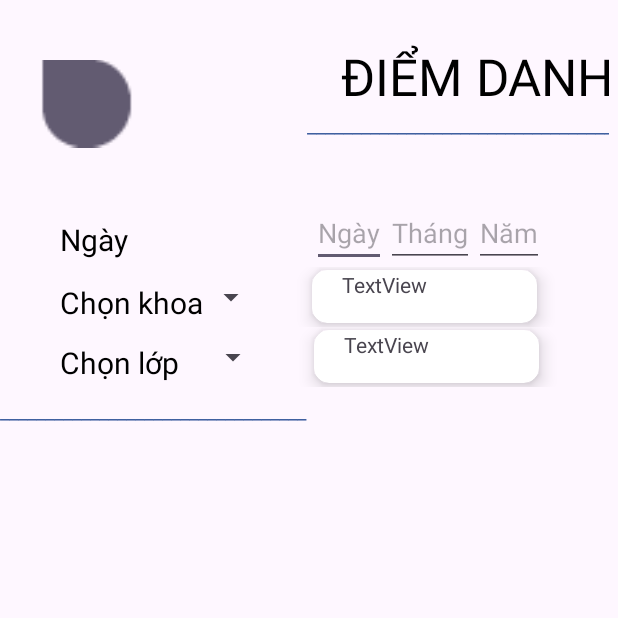
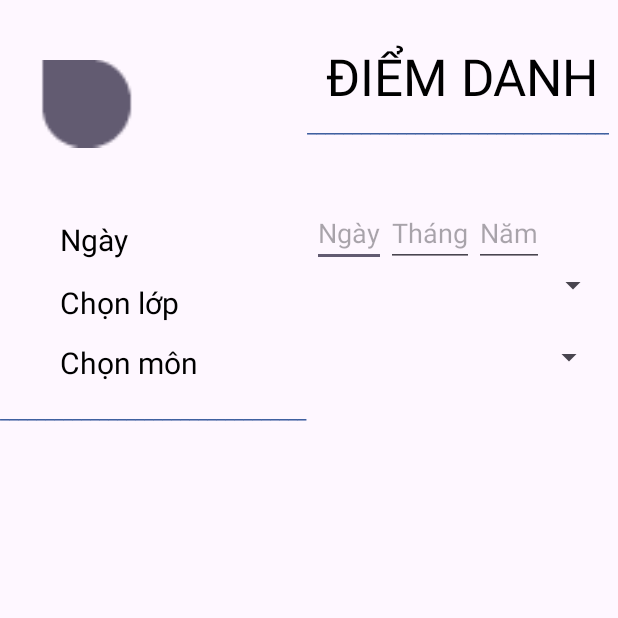
Before and after one commit to vinh333/Quanlysinhvien_app, an Android app: the screen it shows after launch (Diemdanhsv), on a phone screen of 412 x 824 dp, the top half of it. Run offline under Robolectric (Android 15) with nearby library versions, the phone set to English and light mode, and no system bars; our stand-ins replace Firebase (no records; nobody signed in at launch, a user with empty details on screens opened directly).

Commit message:
dang lam tinh nang diem danh

```diff
--- a/app/src/main/java/com/example/quanlysinhvien_app/Adapter/DiemDanhAdapter.java
+++ b/app/src/main/java/com/example/quanlysinhvien_app/Adapter/DiemDanhAdapter.java
@@ -12,19 +12,19 @@ import android.widget.TextView;
 import androidx.annotation.NonNull;
 import androidx.annotation.Nullable;
 
-import com.example.quanlysinhvien_app.Database.SinhVien;
+import com.example.quanlysinhvien_app.Database.Diemdanh;
 import com.example.quanlysinhvien_app.R;
 
 import java.util.List;
 
-public class DiemDanhAdapter extends ArrayAdapter<SinhVien> {
+public class DiemDanhAdapter extends ArrayAdapter<Diemdanh> {
 
-    private List<SinhVien> sinhVienList;
+    private List<Diemdanh> diemdanhList;
     private Context context;
 
-    public DiemDanhAdapter(Context context, List<SinhVien> sinhVienList) {
-        super(context, R.layout.list_item_diemdanh, sinhVienList);
-        this.sinhVienList = sinhVienList;
+    public DiemDanhAdapter(Context context, List<Diemdanh> diemdanhList) {
+        super(context, R.layout.list_item_diemdanh, diemdanhList);
+        this.diemdanhList = diemdanhList;
         this.context = context;
     }
 
@@ -36,16 +36,16 @@ public class DiemDanhAdapter extends ArrayAdapter<SinhVien> {
             convertView = inflater.inflate(R.layout.list_item_diemdanh, parent, false);
         }
 
-        SinhVien sinhVien = sinhVienList.get(position);
+        Diemdanh diemdanh = diemdanhList.get(position);
 
         CheckBox checkBoxDiemDanh = convertView.findViewById(R.id.checkbox_diemdanh);
         TextView textViewTenSV = convertView.findViewById(R.id.textView_diemdanh_tensv);
         EditText editTextGhiChu = convertView.findViewById(R.id.textView_diemdanh_note);
 
         // Đặt dữ liệu cho các thành phần trong layout
-        textViewTenSV.setText(sinhVien.getHotensv());
-//        checkBoxDiemDanh.setChecked(sinhVien.isDiemDanh());
-//        editTextGhiChu.setText(sinhVien.getGhiChu());
+        textViewTenSV.setText(diemdanh.getMasv()); // Thay thế bằng phương thức lấy tên sinh viên từ Diemdanh
+        checkBoxDiemDanh.setChecked(diemdanh.isTinhtrangdiemdanh());
+        editTextGhiChu.setText(diemdanh.getGhiChu()); // Thay thế bằng phương thức lấy ghi chú từ Diemdanh
 
         // Các xử lý khác tại đây nếu cần
 
--- a/app/src/main/java/com/example/quanlysinhvien_app/Tinhnang/Diemdanhsv.java
+++ b/app/src/main/java/com/example/quanlysinhvien_app/Tinhnang/Diemdanhsv.java
@@ -1,70 +1,113 @@
 package com.example.quanlysinhvien_app.Tinhnang;
 
 import android.os.Bundle;
+import android.view.View;
+import android.widget.AdapterView;
+import android.widget.ArrayAdapter;
 import android.widget.ListView;
+import android.widget.Spinner;
 
 import androidx.annotation.NonNull;
 import androidx.appcompat.app.AppCompatActivity;
 
 import com.example.quanlysinhvien_app.Adapter.DiemDanhAdapter;
-import com.example.quanlysinhvien_app.Database.SinhVien;
+import com.example.quanlysinhvien_app.Database.Diemdanh;
 import com.example.quanlysinhvien_app.R;
 import com.google.firebase.database.DataSnapshot;
 import com.google.firebase.database.DatabaseError;
 import com.google.firebase.database.DatabaseReference;
 import com.google.firebase.database.FirebaseDatabase;
 import com.google.firebase.database.ValueEventListener;
+
 import java.util.ArrayList;
 import java.util.List;
 
 public class Diemdanhsv extends AppCompatActivity {
 
-    private List<SinhVien> sinhVienList;
+    private List<Diemdanh> diemDanhList;
     private DiemDanhAdapter adapter;
     private ListView listView;
+    private Spinner spinnerLop;
 
     @Override
     protected void onCreate(Bundle savedInstanceState) {
         super.onCreate(savedInstanceState);
         setContentView(R.layout.diemdanh);
 
-        // Tìm ListView bằng ID
         listView = findViewById(R.id.listView_Diemdanh);
-        sinhVienList = new ArrayList<>();
-
-        // Tạo một instance của DiemDanhAdapter và đặt adapter cho ListView
-        adapter = new DiemDanhAdapter(this, sinhVienList);
+        spinnerLop = findViewById(R.id.spinner_lop);
+        diemDanhList = new ArrayList<>();
+        adapter = new DiemDanhAdapter(this, diemDanhList);
         listView.setAdapter(adapter);
 
-        loadDataFromFirebase(); // Load dữ liệu từ Firebase khi activity được tạo
-    }
+        // Khởi tạo ArrayAdapter cho Spinner
+        ArrayAdapter<String> spinnerAdapter = new ArrayAdapter<>(this, android.R.layout.simple_spinner_item);
+        spinnerAdapter.setDropDownViewResource(android.R.layout.simple_spinner_dropdown_item);
+        spinnerLop.setAdapter(spinnerAdapter);
 
-    private void loadDataFromFirebase() {
-        FirebaseDatabase database = FirebaseDatabase.getInstance();
-        DatabaseReference databaseReference = database.getReference("sinhvien");
-
-        databaseReference.addValueEventListener(new ValueEventListener() {
+        // Lấy danh sách tên lớp từ Firebase và đưa vào Spinner
+        DatabaseReference lopRef = FirebaseDatabase.getInstance().getReference("lop");
+        lopRef.addValueEventListener(new ValueEventListener() {
             @Override
             public void onDataChange(@NonNull DataSnapshot dataSnapshot) {
-                sinhVienList.clear(); // Xóa dữ liệu cũ trước khi thêm dữ liệu mới từ Firebase
+                List<String> tenLopList = new ArrayList<>();
 
-                // Lặp qua dữ liệu đã lấy từ Firebase
                 for (DataSnapshot snapshot : dataSnapshot.getChildren()) {
-                    // Kiểm tra xem dữ liệu từ Firebase có tồn tại không
-                    if (snapshot.exists()) {
-                        SinhVien sinhVien = snapshot.getValue(SinhVien.class);
-                        sinhVienList.add(sinhVien);
+                    String tenLop = snapshot.child("tenlop").getValue(String.class);
+                    if (tenLop != null) {
+                        tenLopList.add(tenLop);
                     }
                 }
 
-                // Cập nhật dữ liệu trong adapter và hiển thị lại ListView
-                adapter.notifyDataSetChanged();
+                // Cập nhật danh sách lớp trong Spinner
+                spinnerAdapter.clear();
+                spinnerAdapter.addAll(tenLopList);
+                spinnerAdapter.notifyDataSetChanged();
             }
 
             @Override
             public void onCancelled(@NonNull DatabaseError databaseError) {
-                // Phương thức này được gọi khi việc lấy dữ liệu bị hủy bỏ hoặc thất bại
+                // Xử lý khi việc lấy dữ liệu bị hủy bỏ hoặc thất bại
             }
         });
+
+        // Xử lý sự kiện khi chọn một lớp từ Spinner
+        // Trong sự kiện khi chọn một lớp từ Spinner
+        spinnerLop.setOnItemSelectedListener(new AdapterView.OnItemSelectedListener() {
+            @Override
+            public void onItemSelected(AdapterView<?> parent, View view, int position, long id) {
+                String tenLopChon = parent.getItemAtPosition(position).toString();
+
+                // Lấy danh sách sinh viên tương ứng với lớp đã chọn từ Firebase
+                DatabaseReference sinhVienRef = FirebaseDatabase.getInstance().getReference("sinhvien").orderByChild("tenlop").equalTo(tenLopChon).getRef();
+                sinhVienRef.addValueEventListener(new ValueEventListener() {
+                    @Override
+                    public void onDataChange(@NonNull DataSnapshot dataSnapshot) {
+                        diemDanhList.clear();
+
+                        for (DataSnapshot snapshot : dataSnapshot.getChildren()) {
+                            Diemdanh diemdanh = snapshot.getValue(Diemdanh.class);
+                            if (diemdanh != null) {
+                                diemDanhList.add(diemdanh);
+                            }
+                        }
+
+                        // Cập nhật dữ liệu trong adapter và hiển thị lại ListView
+                        adapter.notifyDataSetChanged();
+                    }
+
+                    @Override
+                    public void onCancelled(@NonNull DatabaseError databaseError) {
+                        // Xử lý khi việc lấy dữ liệu bị hủy bỏ hoặc thất bại
+                    }
+                });
+            }
+
+            @Override
+            public void onNothingSelected(AdapterView<?> parent) {
+                // Xử lý khi không có lớp nào được chọn
+            }
+        });
+
     }
 }
--- a/app/src/main/res/layout/diemdanh.xml
+++ b/app/src/main/res/layout/diemdanh.xml
@@ -37,6 +37,7 @@
                         android:layout_width="match_parent"
                         android:layout_height="73dp"
                         android:gravity="bottom|right"
+                        android:paddingRight="10dp"
                         android:text="ĐIỂM DANH"
                         android:textColor="#000000"
                         android:textSize="34sp" />
@@ -110,37 +111,16 @@
                             android:layout_width="108dp"
                             android:layout_height="wrap_content"
                             android:layout_marginTop="10dp"
-                            android:text="Chọn khoa"
+                            android:text="Chọn lớp"
                             android:textColor="#000000"
                             android:textSize="20sp" />
 
                         <Spinner
-                            android:id="@+id/class_spinner"
-                            android:layout_width="30dp"
-                            android:layout_height="20dp"
-                            android:layout_marginTop="10dp"
-                            android:gravity="bottom|center"
-                            android:hint="Chọn khoa" />
+                            android:id="@+id/spinner_lop"
+                            android:layout_width="match_parent"
+                            android:layout_height="wrap_content"
+                            android:layout_weight="1" />
 
-
-                        <androidx.cardview.widget.CardView
-                            android:layout_width="150dp"
-                            android:layout_height="wrap_content"
-                            android:layout_gravity="center"
-                            android:layout_marginLeft="30dp"
-                            app:cardBackgroundColor="#FFFFFF"
-                            app:cardCornerRadius="10dp"
-                            app:cardElevation="7dp"
-                            app:cardPreventCornerOverlap="true">
-
-                            <TextView
-                                android:id="@+id/textView7"
-                                android:layout_width="100dp"
-                                android:layout_height="35dp"
-                                android:layout_marginLeft="20dp"
-                                android:layout_weight="1"
-                                android:text="TextView" />
-                        </androidx.cardview.widget.CardView>
 
                     </LinearLayout>
 
@@ -155,36 +135,18 @@
                             android:layout_width="109dp"
                             android:layout_height="wrap_content"
                             android:layout_marginTop="10dp"
-                            android:text="Chọn lớp"
+                            android:text="Chọn môn"
                             android:textColor="#000000"
                             android:textSize="20sp" />
 
                         <Spinner
-                            android:id="@+id/class_spinner2"
-                            android:layout_width="30dp"
+                            android:id="@+id/spiner_mon"
+                            android:layout_width="match_parent"
                             android:layout_height="20dp"
                             android:layout_marginTop="10dp"
                             android:gravity="bottom|center" />
                         <!--                        android:prompt="Chọn lớp" />-->
 
-                        <androidx.cardview.widget.CardView
-                            android:layout_width="150dp"
-                            android:layout_height="wrap_content"
-                            android:layout_gravity="center"
-                            android:layout_marginLeft="30dp"
-                            app:cardBackgroundColor="#FFFFFF"
-                            app:cardCornerRadius="10dp"
-                            app:cardElevation="7dp"
-                            app:cardPreventCornerOverlap="true">
-
-                            <TextView
-                                android:id="@+id/textView8"
-                                android:layout_width="100dp"
-                                android:layout_height="35dp"
-                                android:layout_marginLeft="20dp"
-                                android:layout_weight="1"
-                                android:text="TextView" />
-                        </androidx.cardview.widget.CardView>
                     </LinearLayout>
 
 
```
Also changed, not shown: app/src/main/java/com/example/quanlysinhvien_app/Database/Diemdanh.java (+11 -1 lines), app/src/main/java/com/example/quanlysinhvien_app/Database/Lop.java (added, +69 -0 lines).
